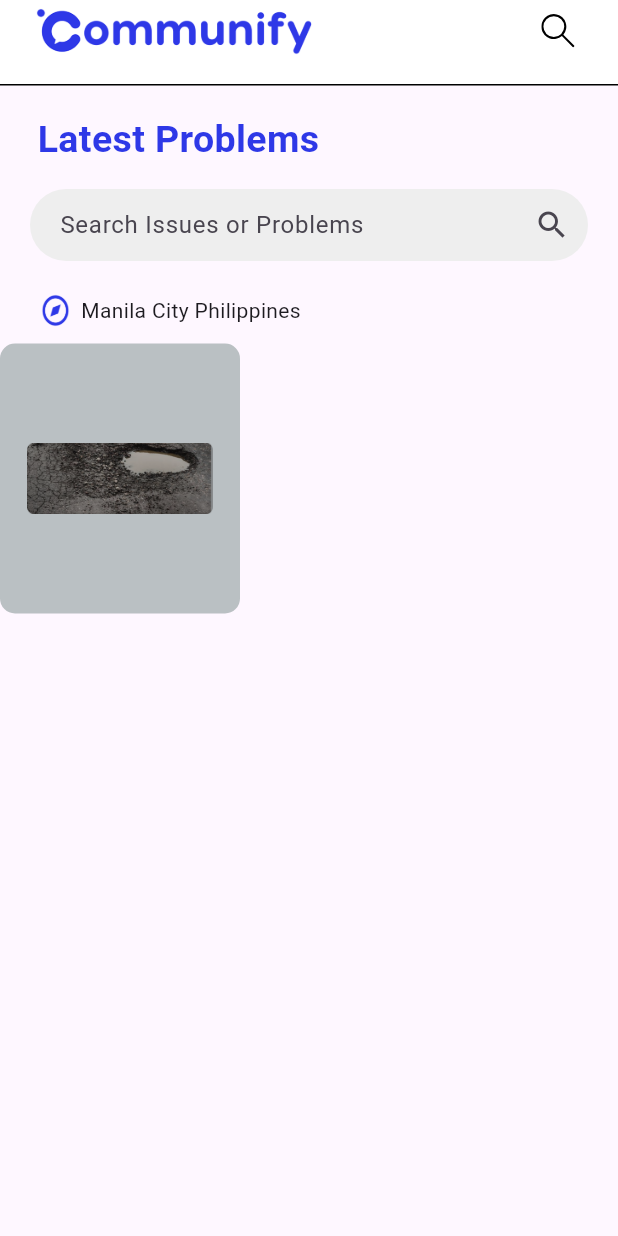
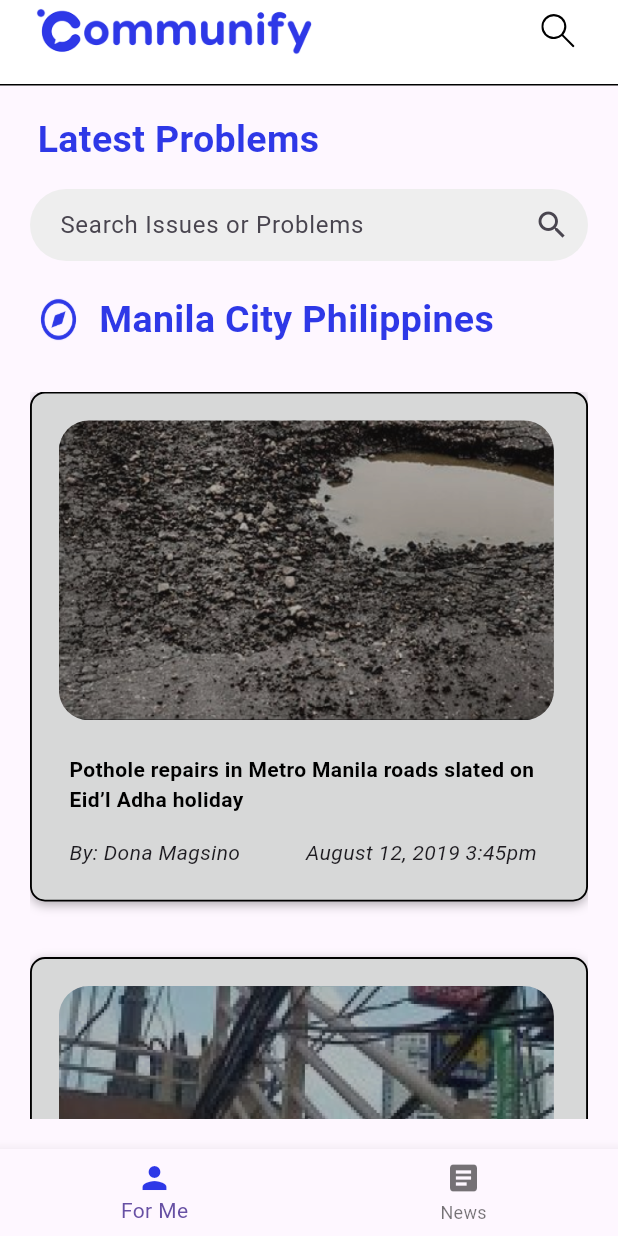
Before and after one commit to hirajya/communify, a Flutter app: the screen it shows after launch, on a phone screen of 412 x 824 dp. Run offline on Flutter 3.47's test engine with Material 3 defaults, Android fonts, the phone set to English and light mode, and no system bars; our stand-ins replace flutter_svg, get, iconsax, logger, smooth_page_indicator.

Commit message:
NEWSFINAL
news_final

```diff
--- a/lib/features/authentication/screens/news/News.dart
+++ b/lib/features/authentication/screens/news/News.dart
@@ -1,7 +1,6 @@
-// ignore_for_file: unused_import
-
 import 'package:flutter/material.dart';
 import 'package:flutter_svg/flutter_svg.dart';
+import 'package:prototype/features/authentication/screens/news/NewsDetails.dart';
 import 'package:prototype/models/news/CustomSearchBar.dart';
 import 'package:prototype/models/news/NewsProduct.dart';
 import 'package:prototype/utils/constants/colors.dart';
@@ -37,38 +36,90 @@ class News extends StatelessWidget {
             child: CustomSearchBar(controller: searchController),
           ),
           const SizedBox(height: 20),
-
           Padding(
-              padding: const EdgeInsets.only(left: 25.0, top: 1.0, bottom: 10),
+            padding: const EdgeInsets.only(left: 25.0, top: 1.0, bottom: 10),
             child: Row(
               mainAxisAlignment: MainAxisAlignment.start,
               children: [
-                Image.asset(
-                  'assets/logos/bx-compass 1.png',
-                  width: 24, // Adjust the width as needed
-                  height: 24, // Adjust the height as needed
+                Padding(
+                  padding: const EdgeInsets.only(right: 8),
+                  child: Image.asset(
+                    'assets/logos/bx-compass 1.png',
+                    width: 28,
+                    height: 34,
+                  ),
                 ),
                 const SizedBox(width: 5),
-                  Text('Manila City Philippines'
+                const Text(
+                  'Manila City Philippines',
+                  style: TextStyle(
+                    fontWeight: FontWeight.bold,
+                    fontSize: 25,
+                    color: Color.fromRGBO(46, 56, 231, 1),
+                  ),
                 ),
-
               ],
             ),
           ),
+          LocalNews(),
 
-          Container(
-            padding: EdgeInsets.all(18),
-              height: 180,
-              width: 160,
-              decoration: BoxDecoration(
-                color: newsproduct[0].color,
-                borderRadius: BorderRadius.circular(10)
+        ],
+
+      ),
+       bottomNavigationBar: BottomNavigationBar(
+        items: const [
+          BottomNavigationBarItem(
+            icon: Icon(Icons.person, color: Color(0xFF2E38E7)), // Icon for "For Me"
+
+            label: 'For Me',
+          ),
+          BottomNavigationBarItem(
+            icon: Icon(Icons.article), // Icon for "News"
+            label: 'News',
+          ),
+        ],
+
+         )
+
+    );
+
+  }
+
+  // ignore: non_constant_identifier_names
+  Expanded LocalNews() {
+    return Expanded(
+      child: Column(
+        mainAxisAlignment: MainAxisAlignment.end,
+        children: [
+          Expanded(
+            child: Padding(
+              padding: const EdgeInsets.all(20),
+              child: GridView.builder(
+                gridDelegate: const SliverGridDelegateWithFixedCrossAxisCount(
+                  crossAxisCount: 1,
+                  mainAxisSpacing: 5,
+                  crossAxisSpacing: 5,
+                  childAspectRatio: 1,
+                ),
+                itemCount: newsproduct.length,
+                itemBuilder: (context, index) {
+                  if (index >= 0 && index < newsproduct.length) {
+                    return ItemCardLocal(
+                      newsProduct: newsproduct[index],
+                      press: () {
+
+                      },
+                    );
+                  } else {
+                    return const SizedBox();
+                  }
+                },
               ),
-              child: Image.asset(newsproduct[0].image),
-
-          )
+            ),
+          ),
         ],
       ),
+
     );
   }
 
@@ -120,3 +171,99 @@ class News extends StatelessWidget {
     );
   }
 }
+
+class ItemCardLocal extends StatelessWidget {
+  final NewsProduct newsProduct;
+  final Function press;
+
+  const ItemCardLocal({
+    Key? key,
+    required this.newsProduct,
+    required this.press,
+  }) : super(key: key);
+
+  @override
+  Widget build(BuildContext context) {
+    return GestureDetector(
+      onTap: () {
+        // Navigate to the NewsDeets page with the corresponding news product
+        Navigator.push(
+          context,
+          MaterialPageRoute(
+            builder: (context) => NewsDeets(newsProduct: newsProduct),
+          ),
+        );
+      },
+      child: Column(
+        crossAxisAlignment: CrossAxisAlignment.start,
+        children: [
+          Container(
+            padding: EdgeInsets.all(10),
+            height: 340,
+            width: 400,
+            decoration: BoxDecoration(
+              color: newsProduct.color,
+              borderRadius: BorderRadius.circular(10),
+              border: Border.all(
+                color: Colors.black, // Border color
+                width: 1.25, // Border width
+              ),
+              boxShadow: [
+                BoxShadow(
+                  color: Colors.black.withOpacity(0.3), // Shadow color
+                  blurRadius: 5, // Spread of the shadow
+                  offset: Offset(0, 2), // Offset of the shadow
+                ),
+              ],
+            ),
+            child: Column(
+              crossAxisAlignment: CrossAxisAlignment.start,
+              children: [
+                Padding(
+                  padding: const EdgeInsets.all(8.0),
+                  child: ClipRRect(
+                    borderRadius: BorderRadius.circular(20.0),
+                    child: Image.asset(
+                      newsProduct.image,
+                      height: 200,
+                      width: 330,
+                      fit: BoxFit.cover,
+                    ),
+                  ),
+                ),
+                Padding(
+                  padding: const EdgeInsets.all(15),
+                  child: Text(
+                    newsProduct.title,
+                    style: const TextStyle(
+                      color: Color.fromRGBO(0, 0, 0, 1),
+                      fontWeight: FontWeight.bold,
+                    ),
+                  ),
+                ),
+                Row(
+                  children: [
+                    Padding(
+                      padding: const EdgeInsets.only(left: 15),
+                      child: Text(
+                        newsProduct.author,
+                        style: TextStyle(fontStyle: FontStyle.italic),
+                      ),
+                    ),
+                    Padding(
+                      padding: const EdgeInsets.only(left: 40),
+                      child: Text(
+                        newsProduct.date,
+                        style: TextStyle(fontStyle: FontStyle.italic),
+                      ),
+                    ),
+                  ],
+                ),
+              ],
+            ),
+          ),
+        ],
+      ),
+    );
+  }
+}
--- a/lib/models/news/NewsProduct.dart
+++ b/lib/models/news/NewsProduct.dart
@@ -2,8 +2,8 @@ import 'package:flutter/material.dart';
 
 class NewsProduct {
   final String image, title, description;
-  final String author;
-  final int size, id;
+  final String author, date;
+  final int id;
   final Color color;
 
   NewsProduct(
@@ -11,68 +11,54 @@ class NewsProduct {
       required this.title,
       required this.description,
       required this.author,
-      required this.size,
+      required this.date,
       required this.id,
       required this.color});
 }
 
-List <NewsProduct> newsproduct = [
+List<NewsProduct> newsproduct = [
+  NewsProduct(
+      id: 1,
+      title:
+          'Pothole repairs in Metro Manila roads slated on Eid’l Adha holiday',
+      author: 'By: Dona Magsino ',
+      date: 'August 12, 2019 3:45pm',
+      description: news1,
+      image: 'assets/images/news_images/Rectangle 4.png',
+      color: Color.fromARGB(255, 215, 216, 216)),
+  NewsProduct(
+      id: 2,
+      title: "Spaghetti wires are threat to safety, eyesore in Metro Manila",
+      author: 'By: Dona Magsino',
+      date: 'February 28, 2019 1:43am',
+      description: news2,
+      image: 'assets/images/news_images/Rectangle 6.png',
+      color: Color.fromARGB(255, 215, 216, 216)),
+];
 
-  NewsProduct (
-    id: 1,
-    title: 'Pothole repairs in Metro Manila roads slated on Eid’l Adha holiday',
-    author: '254',
-    size: 12,
-    description: dummyText,
-    image: 'assets/images/news_images/Rectangle 4.png',
-    color: Color.fromARGB(255, 186, 192, 195)
+List<NewsProduct> newsproduct2 = [
 
-    ),
-
- NewsProduct(
-      id: 2,
-      title: "Belt Bag",
-      author:'254',
-      size: 8,
-      description: dummyText,
-      image: "assets/images/bag_2.png",
-      color: const Color(0xFFD3A984)),
   NewsProduct(
       id: 3,
-      title: "Hang Top",
-      author: '204',
-      size: 10,
-      description: dummyText,
-      image: "assets/images/bag_3.png",
-      color: const Color(0xFF989493)),
+      title: "2 pillars of Cebu's Mandaue-Mactan bridge exposed to fire",
+      author: 'By: Nikko Sereno',
+      date: 'March 15, 2024 11:01 AM',
+      description: "The Department of Public Works and Highways inspected the Mandaue-Mactan Bridge (first bridge) in Cebu after a huge fire broke out below the structure. In an initial inspection, two of the bridge’s piers were found to be exposed to the blaze. \nPiers 5 and 6, or the big posts of the bridge, were reported to be tainted with soot after having been exposed to the fumes. \nAdditional assessment will be done on the 50-year-old bridge, DPWH said. \n “We’ll report it to the regional office, again, naa man gud sila’y mga tools to further assess the building, naa pa’y mga JICA tools nga gi-donate for checking para sa bridge (We’ll report it to the regional office, again, meron silang tools to further assess the building, meron pa silang mga JICA tools na i-dinonate for checking the bridge,” according to Engr. Justin Carlo Amoguis of DPWH Cebu 6th Engineering District–Maintenance Management Unit.\nJICA stands for Japan International Cooperation Agency.\nTWO-HOUR FIRE- A fire which took two hours to control broke out on March 12, 2024 below the bridge in Barangay Looc, Mandaue City. The fire displaced informal settlers in Sitio UTB (Under the Bridge) and Sitio Bantayan sa Hari. \nAccording to an initial list furnished by the barangay, the fire razed 386 houses that rendered homeless 516 families or 1,745 individuals. The barangay council held a special session on March 13, 2024 leading to a declaration of a state of calamity.",
+      image: 'assets/images/news_images/rect.png',
+      color: Color.fromARGB(255, 215, 216, 216)),
+
   NewsProduct(
       id: 4,
-      title: "Old Fashion",
-      author: '274',
-      size: 11,
-      description: dummyText,
-      image: "assets/images/bag_4.png",
-      color: const Color(0xFFE6B398)),
-  NewsProduct(
-      id: 5,
-      title: "Office Code",
-      author: '294',
-      size: 12,
-      description: dummyText,
-      image: "assets/images/bag_5.png",
-      color: const Color(0xFFFB7883)),
-
-  NewsProduct(
-    id: 6,
-    title: "Office Dress",
-    author: '234',
-    size: 12,
-    description: dummyText,
-    image: "assets/images/bag_6.png",
-    color: const Color(0xFFAEAEAE),
-
-  ),
-
+      title: "Spaghetti wires are threat to safety, eyesore in Metro Manila",
+      author: 'By: GISELLE OMBAY',
+      date: 'February 28, 2019 1:43am',
+      description: 'A significant amount of improperly disposed garbage caused flooding in several areas in the National Capital Region amid the heavy rains on Saturday, according to the Metropolitan Manila Development Authority (MMDA). advertisement MMDA General Manager Procopio Lipana said on Sunday that MMDA personnel recovered garbage, such as plastics and even a plywood plank, that blocked a drain near EDSA-Camp Aguinaldo. “Talaga namang sangkaterbang basura ang nakuha despite na continuous ang ating paglilinis sa mga daluyan ng tubig. Ganun pa rin, marami pa rin tayong nakukuha,” Lipana said on Super Radyo dzBB. (We obtained a huge amount of garbage despite the continuous cleaning of storm gutters.). “Bukod sa talagang maraming basura na nakabara, biglaan din ang pagdating tubig at may kaliitan na talaga ang drainage system natin,” he added. (Aside from the large amount of garbage blocking the drainage, the heavy rain came down suddenly, and our drainage system has become inadequate.). With this, Lipana reiterated that the MMDA planned to create a 50-year drainage master plan for Metro Manila to address perennial flooding during the rainy season. He said the drainage systems in the regions cities need to be aligned and enlarged to accommodate the larger volume of water',
+      image: 'assets/images/news_images/phrect.png',
+      color: Color.fromARGB(255, 215, 216, 216)),
 ];
 
-String dummyText = "Lorem Ipsum is simply dummy text of the printing and typesetting industry. Lorem Ipsum has been the industry's standard dummy text ever since. When an unknown printer took a galley.";
+String news1 =
+    "More than 90 repairs in some of Metro Manila's major roads have been scheduled on the Eid'l Adha holiday on Monday. \nAccording to Mark Salazar's report in GMA News TV's Balitanghali, the holiday was dedicated to road repair efforts because traffic volume was light.Authorities identified 91 potholes to be asphalted. \n\nThe MMDA said that this measure would prevent road accidents and lessen traffic buildup";
+
+String news2 =
+    "The cable wires, many hanging loosely, from street posts pose as serious threats to the safety of pedestrians and residents in some parts of Metro Manila. \nIn an episode of GMA News TV's Brigada, Cesar Apolinario reported about the situation in Isla Puting Bato in Tondo, Manila where electric cable wires are obstructing the way. \n Nahihirapan po talaga 'yung mga residente namin dito dahil unang-una, syempre 'yung kasiguraduhan din ng mga nakatira dito, dahil katulad nga niyan na talagang super baba na, said Rebecca Sanchez, a purok leader in the area. \nThe wires have gone down below their original installation height after some residents tampered with these when they encounter electrical problems, she added. \nA 68-year-old carpenter living in the compound almost lost his life after the roof of the kuliglig vehicle he was riding got entangled with the drooping wires. \n Pinahinto ng driver dahil mapuputol 'yung kuryente. Kung tinuluy-tuloy niya, mapuputol 'yung kuryente, patay kami, the victim Roberto Aday said. \nOn the other hand, this danger doesn't seem to bother the residents of Barangay Damayang Lagi in Quezon City where convoluted electric cable wires also abound. \nThey casually hang their clothes on the wires.";
```
Also changed, not shown: lib/features/authentication/screens/news/NewsDetails.dart (added, +105 -0 lines), assets/images/news_images/Rectangle 6.png (added), assets/images/news_images/phrect.png (added), assets/images/news_images/rect.png (added).
